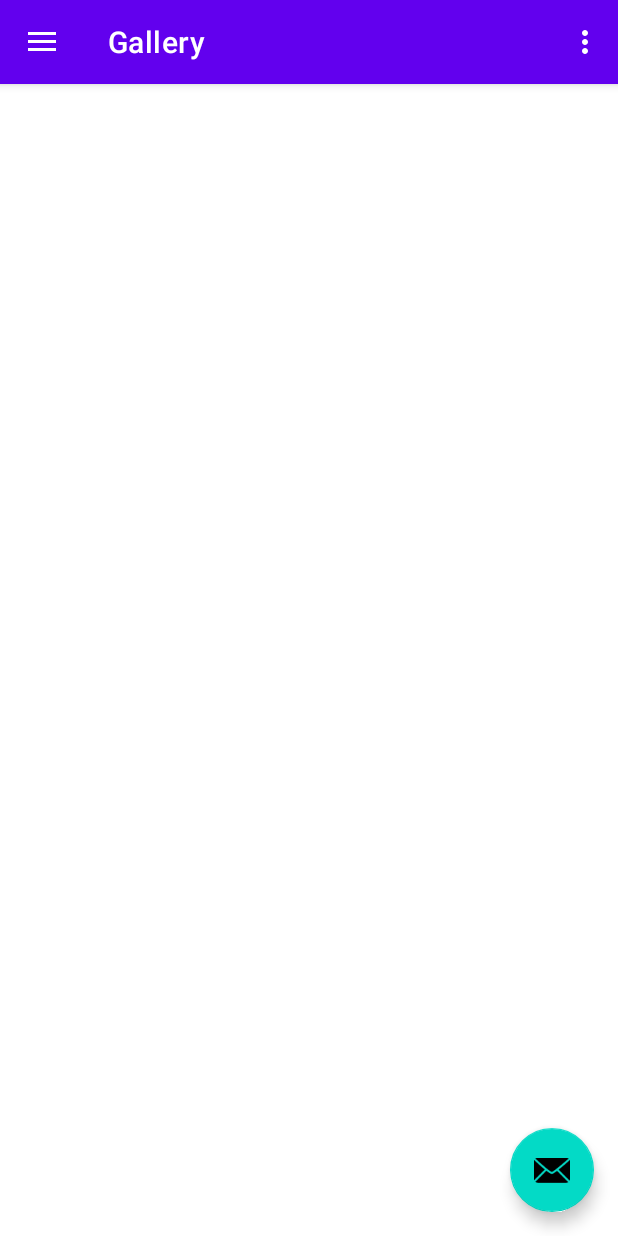
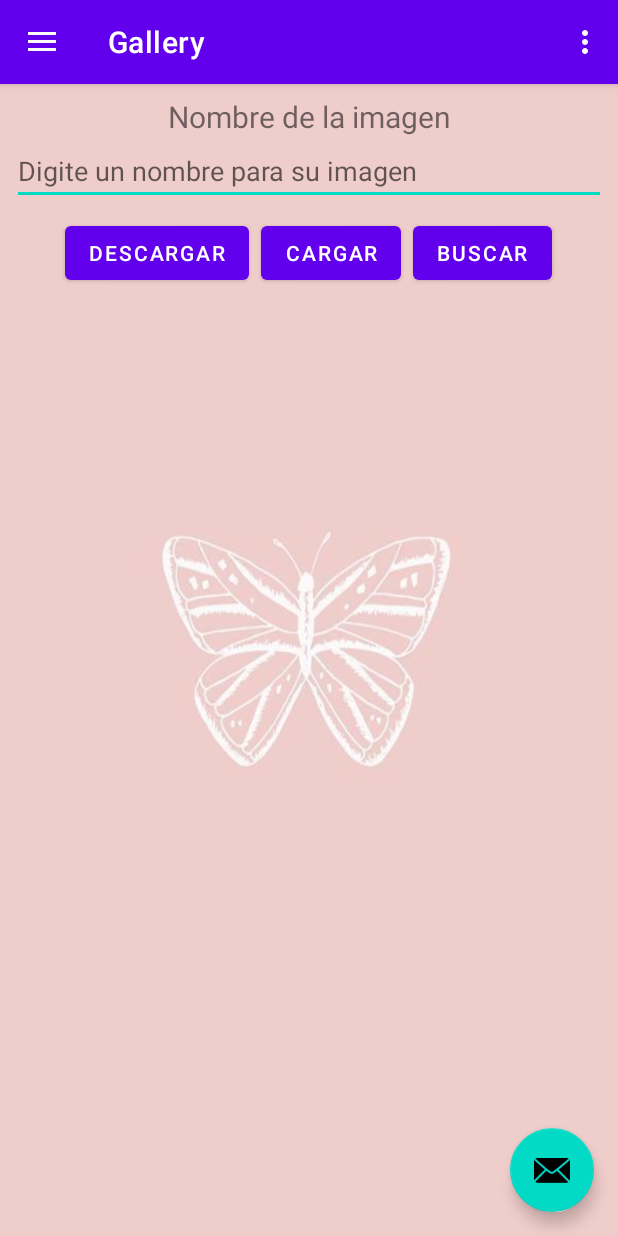
Before and after one commit to Jean-Programming/Proyecto_Movil, an Android app: the screen it shows after launch once a user with an empty profile is signed in (Principal), in the side drawer, after a tap on "Gallery", on a phone screen of 412 x 824 dp. Run offline under Robolectric (Android 15) with nearby library versions, the phone set to English and light mode, and no system bars; our stand-ins replace Firebase (no records; nobody signed in at launch, a user with empty details on screens opened directly), navigation-ui.

Commit message:
Cambios que se hicieron

```diff
--- a/app/build.gradle
+++ b/app/build.gradle
@@ -40,6 +40,7 @@ dependencies {
     implementation 'androidx.lifecycle:lifecycle-viewmodel-ktx:2.2.0'
     implementation 'com.google.firebase:firebase-auth:20.0.0'
     implementation 'androidx.legacy:legacy-support-v4:1.0.0'
+    implementation 'com.google.android.gms:play-services-maps:17.0.0'
     testImplementation 'junit:junit:4.+'
     androidTestImplementation 'androidx.test.ext:junit:1.1.2'
     androidTestImplementation 'androidx.test.espresso:espresso-core:3.3.0'
--- a/app/src/main/java/com/sc703/proyecto_movil/MainActivity.java
+++ b/app/src/main/java/com/sc703/proyecto_movil/MainActivity.java
@@ -2,8 +2,13 @@ package com.sc703.proyecto_movil;
 
 import androidx.annotation.NonNull;
 import androidx.appcompat.app.AppCompatActivity;
+import androidx.core.app.ActivityCompat;
 
+import android.Manifest;
 import android.content.Intent;
+import android.content.pm.PackageManager;
+import android.net.Uri;
+import android.os.Build;
 import android.os.Bundle;
 import android.util.Log;
 import android.view.View;
@@ -16,12 +21,14 @@ import com.google.android.gms.tasks.Task;
 import com.google.firebase.auth.AuthResult;
 import com.google.firebase.auth.FirebaseAuth;
 import com.google.firebase.auth.FirebaseUser;
+import com.sc703.proyecto_movil.ui.contactenosApp.Fragment_Contactenos;
 
 public class MainActivity extends AppCompatActivity {
 
     private FirebaseAuth mAuth;
     private EditText et_Correo, et_Contraseña;
     private Button bn_Registro, bn_Ingreso;
+    final private int CODIGO_APP = 1234;
 
     @Override
     protected void onCreate(Bundle savedInstanceState) {
@@ -29,10 +36,19 @@ public class MainActivity extends AppCompatActivity {
         setContentView(R.layout.activity_main);
         et_Correo = findViewById(R.id.et_Correo);
         et_Contraseña = findViewById(R.id.et_Contraseña);
-
         mAuth = FirebaseAuth.getInstance();
+        Permisos();
     }
 
+    private void Permisos() {
+        int Permiso_Internet = ActivityCompat.checkSelfPermission(MainActivity.this, Manifest.permission.INTERNET);
+        int Permiso_Telefono = ActivityCompat.checkSelfPermission(MainActivity.this, Manifest.permission.CALL_PHONE);
+        if (Permiso_Internet != PackageManager.PERMISSION_GRANTED || Permiso_Telefono != PackageManager.PERMISSION_GRANTED) {
+            if (Build.VERSION.SDK_INT >= Build.VERSION_CODES.M) {
+                requestPermissions(new String[]{Manifest.permission.INTERNET, Manifest.permission.CALL_PHONE}, CODIGO_APP);
+            }
+        }
+    }
     @Override
     public void onStart() {
         super.onStart();
--- a/app/src/main/res/layout/fragment_gallery.xml
+++ b/app/src/main/res/layout/fragment_gallery.xml
@@ -1,22 +1,70 @@
 <?xml version="1.0" encoding="utf-8"?>
-<androidx.constraintlayout.widget.ConstraintLayout xmlns:android="http://schemas.android.com/apk/res/android"
+<androidx.appcompat.widget.LinearLayoutCompat
+    xmlns:android="http://schemas.android.com/apk/res/android"
     xmlns:app="http://schemas.android.com/apk/res-auto"
     xmlns:tools="http://schemas.android.com/tools"
     android:layout_width="match_parent"
     android:layout_height="match_parent"
-    tools:context=".ui.gallery.GalleryFragment">
-
-    <TextView
-        android:id="@+id/text_gallery"
+    tools:context=".ui.gallery.GalleryFragment"
+    android:orientation="vertical"
+    android:background="@drawable/mariposa2"
+    android:gravity="start">
+    <LinearLayout
         android:layout_width="match_parent"
         android:layout_height="wrap_content"
+        android:gravity="center"
+        android:orientation="vertical">
+        <TextView
+            android:layout_width="match_parent"
+            android:layout_height="wrap_content"
+            android:layout_marginStart="8dp"
+            android:layout_marginTop="8dp"
+            android:layout_marginEnd="8dp"
+            android:textAlignment="center"
+            android:textSize="20sp"
+            android:text="Nombre de la imagen"/>
+        <EditText
+            android:id="@+id/et_NombreIMG"
+            android:layout_width="match_parent"
+            android:layout_height="wrap_content"
+            android:hint="Digite un nombre para su imagen"
+            android:layout_marginStart="8dp"
+            android:layout_marginEnd="8dp"
+            android:layout_marginBottom="8dp"/>
+    </LinearLayout>
+    <LinearLayout
+        android:layout_width="match_parent"
+        android:layout_height="wrap_content"
+        android:orientation="horizontal"
+        android:gravity="center">
+        <Button
+            android:id="@+id/bn_Descargar"
+            android:layout_width="wrap_content"
+            android:layout_height="wrap_content"
+            android:text="Descargar"
+            android:layout_marginEnd="8dp"/>
+        <Button
+            android:id="@+id/bn_Cargar"
+            android:layout_width="wrap_content"
+            android:layout_height="wrap_content"
+            android:text="Cargar"
+            android:layout_marginEnd="8dp"/>
+        <Button
+            android:id="@+id/bn_Buscar"
+            android:layout_width="wrap_content"
+            android:layout_height="wrap_content"
+            android:text="Buscar"/>
+    </LinearLayout>
+    <LinearLayout
+        android:layout_width="match_parent"
+        android:layout_height="match_parent"
+        android:layout_marginEnd="8dp"
+        android:layout_marginBottom="8dp"
         android:layout_marginStart="8dp"
-        android:layout_marginTop="8dp"
-        android:layout_marginEnd="8dp"
-        android:textAlignment="center"
-        android:textSize="20sp"
-        app:layout_constraintBottom_toBottomOf="parent"
-        app:layout_constraintEnd_toEndOf="parent"
-        app:layout_constraintStart_toStartOf="parent"
-        app:layout_constraintTop_toTopOf="parent" />
-</androidx.constraintlayout.widget.ConstraintLayout>
+        android:layout_marginTop="8dp">
+        <ImageView
+            android:id="@+id/iv_Imagen"
+            android:layout_width="match_parent"
+            android:layout_height="match_parent"/>
+    </LinearLayout>
+</androidx.appcompat.widget.LinearLayoutCompat>
--- a/app/src/main/res/menu/activity_main_drawer.xml
+++ b/app/src/main/res/menu/activity_main_drawer.xml
@@ -17,12 +17,12 @@
             android:icon="@drawable/ic_menu_gallery"
             android:title="@string/menu_gallery" />
         <item
+            android:id="@+id/nav_noticiasapp"
+            android:icon="@drawable/ic_baseline_noticiasapp"
+            android:title="@string/menu_noticiasapp"/>
+        <item
             android:id="@+id/nav_salir"
             android:icon="@drawable/ic_baseline_salirapp"
             android:title="@string/menu_salir" />
-        <item
-            android:id="@+id/nav_noticiasapp"
-            android:icon="@drawable/ic_baseline_noticiasapp"
-            android:title="@string/menu_noticiasapp"/>
     </group>
 </menu>
```
Also changed, not shown: app/src/debug/res/values/google_maps_api.xml (added, +24 -0 lines), app/src/main/AndroidManifest.xml (+26 -1 lines), app/src/main/java/com/sc703/proyecto_movil/ActivityWeb.java (added, +23 -0 lines), app/src/main/java/com/sc703/proyecto_movil/activity_maps.java (added, +46 -0 lines), app/src/main/java/com/sc703/proyecto_movil/ui/contactenosApp/Fragment_Contactenos.java (+53 -0 lines), app/src/main/res/drawable/ic_llamada.xml (added, +10 -0 lines), app/src/main/res/drawable/ic_map.xml (added, +10 -0 lines), app/src/main/res/drawable/ic_pagweb.xml (added, +10 -0 lines), app/src/main/res/layout/activity_maps.xml (added, +9 -0 lines), app/src/main/res/layout/activity_web.xml (added, +15 -0 lines), app/src/main/res/layout/fragment_contactenos.xml (+27 -8 lines), app/src/main/res/values/strings.xml (+8 -7 lines), 3 other files.
